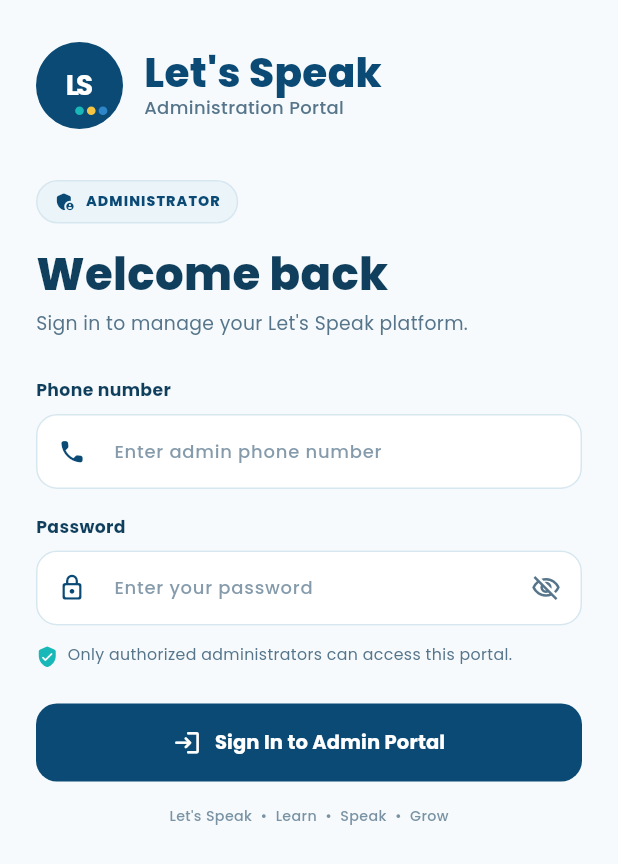
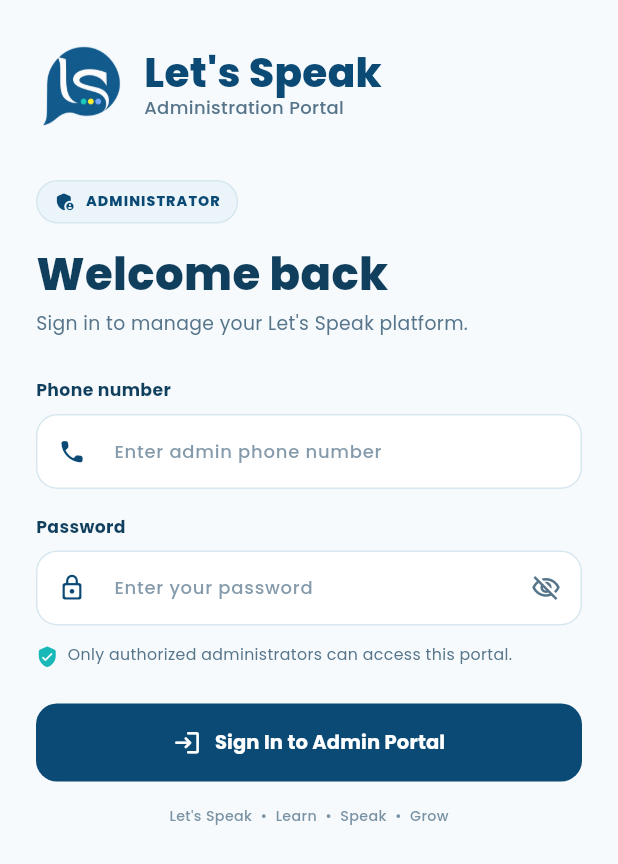
Before and after one commit to MuraliAvugaddi/lets_speake_manager, a Flutter app: the screen it shows after launch, on a phone screen of 412 x 824 dp. Shown: the top 864 px of the screen. Run offline on Flutter 3.47's test engine with Material 3 defaults, Android fonts, the phone set to English and light mode, and no system bars; our stand-ins replace get, get_storage, google_fonts, socket_io_client.

Commit message:
in Login page Logo added

```diff
--- a/lib/screens/LoginScreen.dart
+++ b/lib/screens/LoginScreen.dart
@@ -78,7 +78,6 @@ class _AdminLoginScreenState extends State<AdminLoginScreen> {
           await box.write('token', data['token']);
           await box.write('user', data['user']);
 
-          // 🚀 Removed 'const' to fix the compilation error
           Get.offAll(() => Adime_home_screen());
 
           Get.snackbar(
@@ -200,7 +199,12 @@ class _AdminLoginScreenState extends State<AdminLoginScreen> {
         Column(
           crossAxisAlignment: CrossAxisAlignment.start,
           children: [
-            _logoMark(78),
+            Image.asset(
+              'assets/images/blue icon.png',
+              width: 80,
+              height: 80,
+              fit: BoxFit.contain,
+            ),
             const SizedBox(height: 25),
             _brandTitle(fontSize: 46),
             const SizedBox(height: 5),
@@ -268,7 +272,12 @@ class _AdminLoginScreenState extends State<AdminLoginScreen> {
   Widget _brandHeaderMobile() {
     return Row(
       children: [
-        _logoMark(58),
+        Image.asset(
+          'assets/images/blue icon.png',
+          width: 58,
+          height: 58,
+          fit: BoxFit.contain,
+        ),
         const SizedBox(width: 14),
         Expanded(
           child: Column(
@@ -588,50 +597,6 @@ class _AdminLoginScreenState extends State<AdminLoginScreen> {
     );
   }
 
-  Widget _logoMark(double size) {
-    return Container(
-      width: size,
-      height: size,
-      decoration: const BoxDecoration(color: logoNavy, shape: BoxShape.circle),
-      child: Stack(
-        alignment: Alignment.center,
-        children: [
-          Text(
-            'LS',
-            style: GoogleFonts.poppins(
-              color: Colors.white,
-              fontSize: size * 0.32,
-              fontWeight: FontWeight.w700,
-              letterSpacing: -2,
-            ),
-          ),
-          Positioned(
-            bottom: size * 0.16,
-            right: size * 0.18,
-            child: Row(
-              mainAxisSize: MainAxisSize.min,
-              children: [
-                _dot(logoTeal, size * 0.10),
-                SizedBox(width: size * 0.035),
-                _dot(logoYellow, size * 0.10),
-                SizedBox(width: size * 0.035),
-                _dot(logoBlue, size * 0.10),
-              ],
-            ),
-          ),
-        ],
-      ),
-    );
-  }
-
-  Widget _dot(Color color, double size) {
-    return Container(
-      width: size,
-      height: size,
-      decoration: BoxDecoration(color: color, shape: BoxShape.circle),
-    );
-  }
-
   Widget _softCircle(double size, Color color) {
     return Container(
       width: size,
--- a/pubspec.yaml
+++ b/pubspec.yaml
@@ -68,8 +68,10 @@ flutter:
   uses-material-design: true
 
   # To add assets to your application, add an assets section, like this:
-  # assets:
-  #   - images/a_dot_burr.jpeg
+  assets:
+    - assets/images/Blue Chat Bubble Manager Logo.png
+    - assets/images/blue icon.png
+    - assets/images/Blue Chat 4x.png
   #   - images/a_dot_ham.jpeg
 
   # An image asset can refer to one or more resolution-specific "variants", see
```
Also changed, not shown: lib/screens/Homescreen.dart (+130 -175 lines), assets/images/Blue Chat 4x.png (added), assets/images/Blue Chat Bubble Manager Logo.png (added), assets/images/blue icon.png (added), assets/images/logo.png (added).
